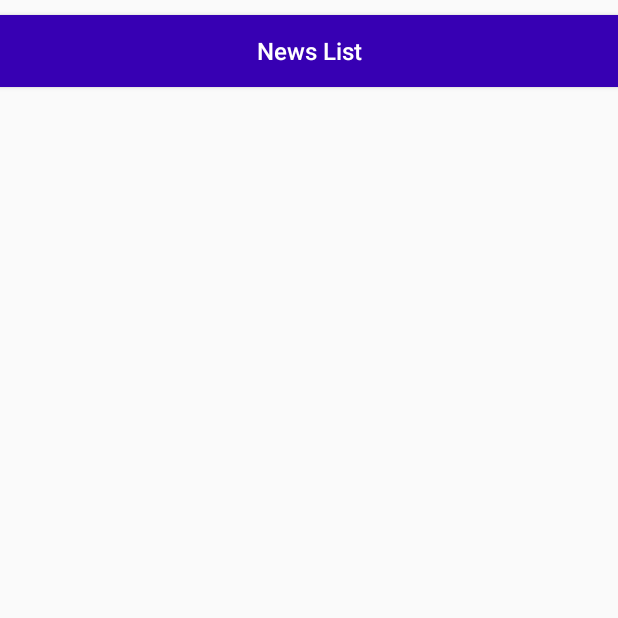
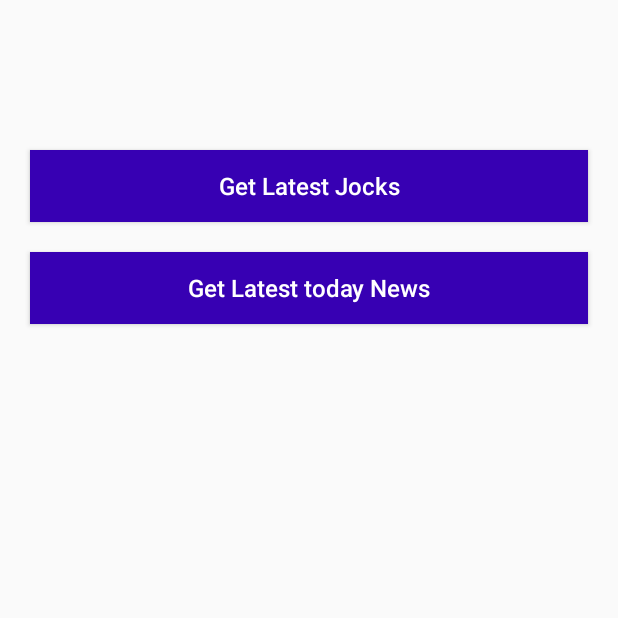
Before and after one commit to Krishnacs997/News-App, an Android app built with Jetpack Compose: the screen it shows after launch (MainActivity), on a phone screen of 412 x 824 dp, the top half of it. Run offline under Robolectric (Android 15) with nearby library versions, the phone set to English and light mode, and no system bars.

```diff
--- a/app/src/main/java/com/example/newsapp/ApiSevice.kt
+++ b/app/src/main/java/com/example/newsapp/ApiSevice.kt
@@ -8,4 +8,7 @@ interface ApiService {
     @GET("jokes/random")
     fun getJokes(): Call<JocksDataModel>
 
+    @GET("v2/everything?q=Apple&from=2023-11-05&sortBy=popularity&apiKey=626962d8aece4a41bd751398cdc00609")
+    fun getNewsList(): Call<newsResult>
+
 }
--- a/app/src/main/java/com/example/newsapp/MainActivity.kt
+++ b/app/src/main/java/com/example/newsapp/MainActivity.kt
@@ -1,6 +1,7 @@
 package com.example.newsapp
 
 import android.os.Bundle
+import android.util.Log
 import androidx.activity.ComponentActivity
 import androidx.activity.compose.setContent
 import androidx.compose.foundation.layout.fillMaxSize
@@ -20,9 +21,16 @@ lateinit var binding: ActivityMainBinding
         binding = ActivityMainBinding.inflate(layoutInflater)
         setContentView(binding.root)
 
-        binding.buttonNews.setOnClickListener{
+        binding.buttonJocks.setOnClickListener{
             ApiCall().getJokese(this){ it1 ->
+                Log.d("Joke API Responce", it1.toString())
                 binding.textViewJ.text = it1.value
+            }
+        }
+
+        binding.buttonGetNews.setOnClickListener{
+            ApiCall().getNews(this){it2 ->
+                Log.d("News API Responce", it2.toString())
             }
         }
     }
--- a/app/src/main/res/layout/activity_main.xml
+++ b/app/src/main/res/layout/activity_main.xml
@@ -7,14 +7,31 @@
     tools:context=".MainActivity">
 
     <Button
-        android:id="@+id/buttonNews"
+        android:id="@+id/buttonJocks"
         android:layout_width="match_parent"
         android:layout_height="wrap_content"
-        android:text="News List"
+        android:text="Get Latest Jocks"
         android:textSize="16sp"
         android:textAllCaps="false"
         android:textColor="@color/white"
-        android:layout_marginTop="10dp"
+        android:layout_marginTop="100dp"
+        android:layout_marginStart="20dp"
+        android:layout_marginEnd="20dp"
+        android:background="@color/purple_700"
+        android:gravity="center"/>
+
+    <Button
+        android:id="@+id/buttonGetNews"
+        android:layout_width="match_parent"
+        android:layout_height="wrap_content"
+        android:text="Get Latest today News"
+        android:textSize="16sp"
+        android:textAllCaps="false"
+        android:textColor="@color/white"
+        android:layout_below="@+id/buttonJocks"
+        android:layout_marginTop="20dp"
+        android:layout_marginStart="20dp"
+        android:layout_marginEnd="20dp"
         android:background="@color/purple_700"
         android:gravity="center"/>
 
@@ -24,8 +41,9 @@
         android:layout_height="wrap_content"
         android:textSize="16sp"
         android:gravity="center"
+        android:layout_marginTop="50dp"
         android:padding="10dp"
-        android:layout_below="@+id/buttonNews"
+        android:layout_below="@+id/buttonGetNews"
         android:textColor="@color/black"/>
 
 </RelativeLayout>
```
Also changed, not shown: app/src/main/java/com/example/newsapp/ApiCall.kt (+23 -0 lines), app/src/main/java/com/example/newsapp/NewsModel.kt (+9 -3 lines).
